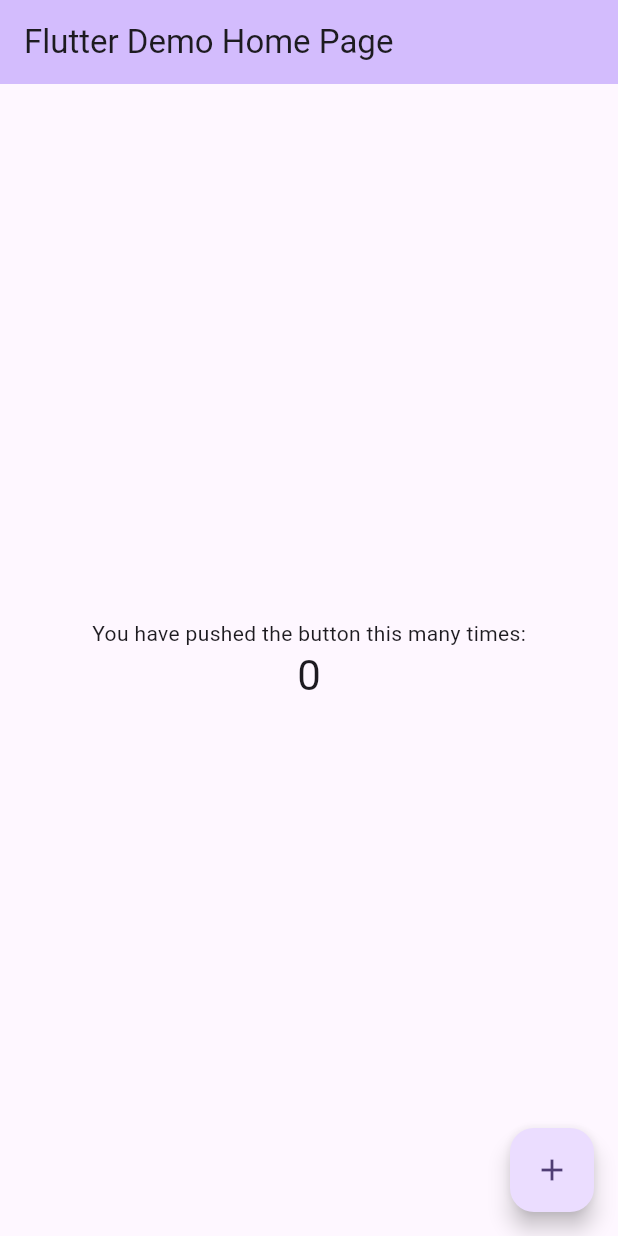
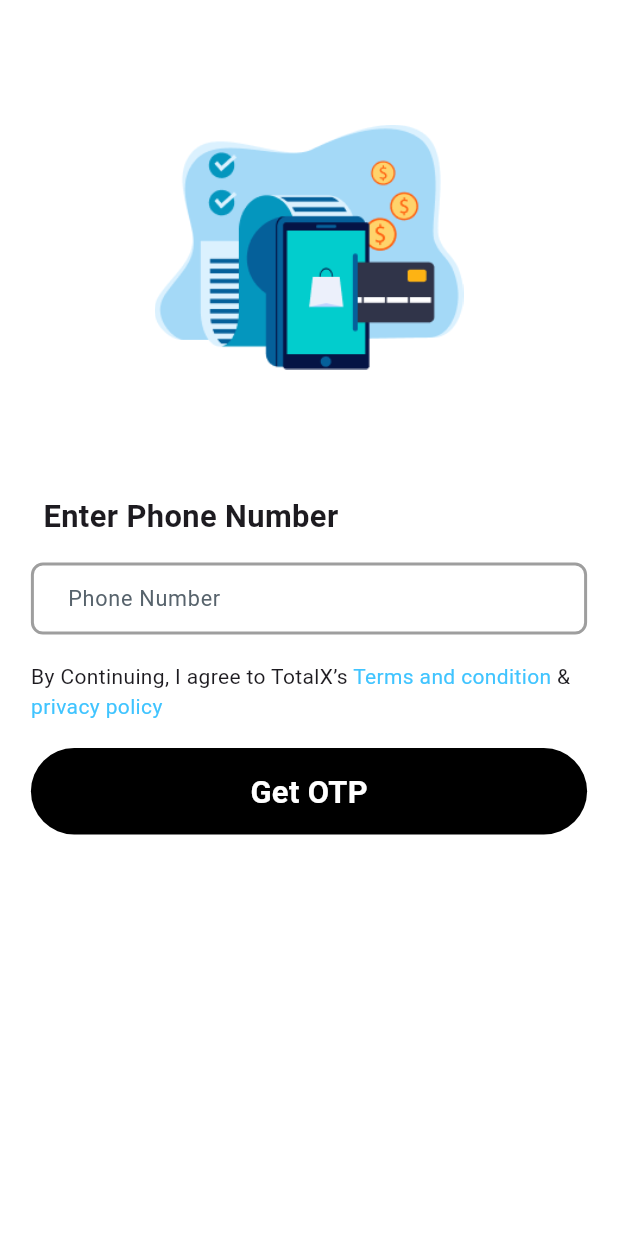
Before and after one commit to Jimshad008/TotalX_Task_App, a Flutter app: the screen it shows after launch, on a phone screen of 412 x 824 dp. Run offline on Flutter 3.47's test engine with Material 3 defaults, Android fonts, the phone set to English and light mode, and no system bars; our stand-ins replace bloc, cloud_firestore, firebase_auth, firebase_core, fpdart; accounts and stored records are empty; Roboto replaces fonts that are missing (Lexend Deca, Montserrat).

Commit message:
login Ui completed

```diff
--- /dev/null
+++ b/lib/core/error/exception.dart
@@ -0,0 +1,4 @@
+class ServerException implements Exception {
+  final String message;
+  const ServerException({required this.message});
+}
--- /dev/null
+++ b/lib/core/error/failure.dart
@@ -0,0 +1,4 @@
+class Failure {
+  final String message;
+  Failure({required this.message});
+}
--- /dev/null
+++ b/lib/feature/auth/presentation/bloc/auth_event.dart
@@ -0,0 +1,4 @@
+part of 'auth_bloc.dart';
+
+@immutable
+sealed class AuthEvent {}
--- /dev/null
+++ b/lib/feature/auth/presentation/bloc/auth_state.dart
@@ -0,0 +1,6 @@
+part of 'auth_bloc.dart';
+
+@immutable
+sealed class AuthState {}
+
+final class AuthInitial extends AuthState {}
--- /dev/null
+++ b/lib/feature/auth/presentation/pages/login_page.dart
@@ -0,0 +1,158 @@
+import 'package:flutter/material.dart';
+import 'package:flutter/services.dart';
+
+class LoginPage extends StatefulWidget {
+  const LoginPage({super.key});
+
+  @override
+  State<LoginPage> createState() => _LoginPageState();
+}
+
+class _LoginPageState extends State<LoginPage> {
+  final TextEditingController phoneNo=TextEditingController();
+  @override
+  Widget build(BuildContext context) {
+    var width=MediaQuery.of(context).size.width;
+    var height=MediaQuery.of(context).size.height;
+    return Scaffold(
+
+
+backgroundColor: Colors.black,
+      body: SafeArea(
+        child: SingleChildScrollView(
+          child: Container(
+            width: width,
+            height: height,
+            color: Colors.white,
+            child: Padding(
+              padding: EdgeInsets.only(right: width*0.05,left: width*0.05),
+              child: Column(
+                children: [
+                  SizedBox(
+                    width: width*0.5,
+                    height: height*0.4,
+                    child:Image.asset("assets/login_image.png",fit: BoxFit.contain,),
+
+                  ),
+                  Padding(
+                    padding:  EdgeInsets.only(left: width*0.02),
+                    child: SizedBox(
+                      width: width,
+                      child: Text(
+                        "Enter Phone Number",style: TextStyle(
+                        fontWeight: FontWeight.bold,fontFamily: "Montserrat",
+                        fontSize: width*0.05
+                      ),
+                      ),
+                    ),
+                  ),
+                  SizedBox(height: height*0.02,),
+                  SizedBox(
+                    width: width*0.9,
+                    height: height*0.08,
+                    child: TextFormField(
+
+                      keyboardType: TextInputType.number,
+                      inputFormatters: [
+                        FilteringTextInputFormatter.digitsOnly,
+                        LengthLimitingTextInputFormatter(10)
+                        ],
+                      cursorColor: Colors.grey,
+
+
+                      controller: phoneNo,
+                      obscureText: false,
+                      decoration: InputDecoration(
+                        labelText: 'Phone Number',
+                        labelStyle: TextStyle(
+                          fontFamily: 'Lexend Deca',
+                          color: const Color(0xFF57636C),
+                          fontSize: width*0.035,
+                          fontWeight: FontWeight.normal,
+                        ),
+                        hintText: 'Enter Phone Number *',
+                        hintStyle: TextStyle(
+                          fontFamily: 'Lexend Deca',
+                          color: const Color(0xFF57636C),
+
+                          fontSize: width*0.035,
+                          fontWeight: FontWeight.normal,
+                        ),
+                        border: OutlineInputBorder(
+                          borderSide: const BorderSide(
+                            color: Colors.grey,
+                            width: 2,
+                          ),
+                          borderRadius: BorderRadius.circular(8),
+                        ),
+                        errorBorder: OutlineInputBorder(
+                          borderSide: const BorderSide(
+                            color: Colors.grey,
+                            width: 2,
+                          ),
+                          borderRadius: BorderRadius.circular(8),
+                        ),
+                        enabledBorder: OutlineInputBorder(
+                          borderSide: const BorderSide(
+                            color: Colors.grey,
+                            width: 2,
+                          ),
+                          borderRadius: BorderRadius.circular(8),
+                        ),
+                        focusedBorder: OutlineInputBorder(
+                          borderSide:  BorderSide(
+                            color:Colors.blueAccent,
+                            width: 2,
+                          ),
+                          borderRadius: BorderRadius.circular(8),
+                        ),
+                        filled: true,
+                        fillColor: Colors.white,
+                        contentPadding: EdgeInsets.only(top: height*0.015,left: width*0.05),
+                      ),
+                      style:TextStyle(
+                        fontFamily: 'Lexend Deca',
+                        color: const Color(0xFF1D2429),
+                        fontSize: width*0.035,
+                        fontWeight: FontWeight.normal,
+                      ),
+                    ),
+                  ),
+                  SizedBox(
+                    width: width*0.9,
+                    height: height*0.05,
+                    child: Column(
+                      crossAxisAlignment: CrossAxisAlignment.start,
+                      children: [
+                        Row(
+                          children: [
+                            Text("By Continuing, I agree to TotalX’s",style: TextStyle(fontSize: width*0.034),),
+                            Text(" Terms and condition ",style: TextStyle(fontSize: width*0.034,color: Colors.lightBlueAccent)),
+                            Text("&",style: TextStyle(fontSize: width*0.034))
+
+                          ],
+                        ),
+                        Text("privacy policy",style: TextStyle(fontSize: width*0.034,color: Colors.lightBlueAccent),)
+                      ],
+                    ),
+                  ),
+                  SizedBox(height: height*0.02,),
+                  Container(
+                    width: width*0.9,
+                    height: height*0.07,
+                    decoration: BoxDecoration(
+                      color: Colors.black,
+                      borderRadius: BorderRadius.circular(width*0.08)
+                    ),
+                    child: Center(child: Text("Get OTP",style: TextStyle(fontSize: width*0.05,color: Colors.white,fontWeight: FontWeight.bold,fontFamily: "Montserrat",),)),
+                  )
+                ],
+              ),
+            ),
+          ),
+        ),
+
+      ),
+    );
+  }
+}
--- a/lib/main.dart
+++ b/lib/main.dart
@@ -1,125 +1,62 @@
+import 'package:cloud_firestore/cloud_firestore.dart';
+import 'package:firebase_core/firebase_core.dart';
+import 'package:flutter/cupertino.dart';
 import 'package:flutter/material.dart';
+import 'package:totalx_task/feature/auth/presentation/pages/login_page.dart';
 
-void main() {
+import 'firebase_options.dart';
+
+Future<void> main() async {
+  WidgetsFlutterBinding.ensureInitialized();
+  await Firebase.initializeApp(
+    options: DefaultFirebaseOptions.currentPlatform,
+
+  );
   runApp(const MyApp());
 }
 
 class MyApp extends StatelessWidget {
   const MyApp({super.key});
-
-  // This widget is the root of your application.
   @override
   Widget build(BuildContext context) {
     return MaterialApp(
-      title: 'Flutter Demo',
+
+      debugShowCheckedModeBanner: false,
+      title: 'TotalX Task App',
       theme: ThemeData(
-        // This is the theme of your application.
-        //
-        // TRY THIS: Try running your application with "flutter run". You'll see
-        // the application has a blue toolbar. Then, without quitting the app,
-        // try changing the seedColor in the colorScheme below to Colors.green
-        // and then invoke "hot reload" (save your changes or press the "hot
-        // reload" button in a Flutter-supported IDE, or press "r" if you used
-        // the command line to start the app).
-        //
-        // Notice that the counter didn't reset back to zero; the application
-        // state is not lost during the reload. To reset the state, use hot
-        // restart instead.
-        //
-        // This works for code too, not just values: Most code changes can be
-        // tested with just a hot reload.
         colorScheme: ColorScheme.fromSeed(seedColor: Colors.deepPurple),
         useMaterial3: true,
       ),
-      home: const MyHomePage(title: 'Flutter Demo Home Page'),
+      home: const MyHomePage(),
     );
   }
 }
 
 class MyHomePage extends StatefulWidget {
-  const MyHomePage({super.key, required this.title});
+  const MyHomePage({super.key});
 
-  // This widget is the home page of your application. It is stateful, meaning
-  // that it has a State object (defined below) that contains fields that affect
-  // how it looks.
-
-  // This class is the configuration for the state. It holds the values (in this
-  // case the title) provided by the parent (in this case the App widget) and
-  // used by the build method of the State. Fields in a Widget subclass are
-  // always marked "final".
-
-  final String title;
 
   @override
   State<MyHomePage> createState() => _MyHomePageState();
 }
 
 class _MyHomePageState extends State<MyHomePage> {
-  int _counter = 0;
-
-  void _incrementCounter() {
-    setState(() {
-      // This call to setState tells the Flutter framework that something has
-      // changed in this State, which causes it to rerun the build method below
-      // so that the display can reflect the updated values. If we changed
-      // _counter without calling setState(), then the build method would not be
-      // called again, and so nothing would appear to happen.
-      _counter++;
-    });
+  addData(){
+   Future.delayed(const Duration(seconds: 2)).then((value) =>
+   Navigator.pushAndRemoveUntil(context, CupertinoPageRoute(builder: (context) => const LoginPage(),), (route) => false));
   }
-
+@override
+  void initState() {
+ addData();
+    super.initState();
+  }
   @override
   Widget build(BuildContext context) {
-    // This method is rerun every time setState is called, for instance as done
-    // by the _incrementCounter method above.
-    //
-    // The Flutter framework has been optimized to make rerunning build methods
-    // fast, so that you can just rebuild anything that needs updating rather
-    // than having to individually change instances of widgets.
+    var width=MediaQuery.of(context).size.width;
+    var height=MediaQuery.of(context).size.height;
     return Scaffold(
-      appBar: AppBar(
-        // TRY THIS: Try changing the color here to a specific color (to
-        // Colors.amber, perhaps?) and trigger a hot reload to see the AppBar
-        // change color while the other colors stay the same.
-        backgroundColor: Theme.of(context).colorScheme.inversePrimary,
-        // Here we take the value from the MyHomePage object that was created by
-        // the App.build method, and use it to set our appbar title.
-        title: Text(widget.title),
-      ),
-      body: Center(
-        // Center is a layout widget. It takes a single child and positions it
-        // in the middle of the parent.
-        child: Column(
-          // Column is also a layout widget. It takes a list of children and
-          // arranges them vertically. By default, it sizes itself to fit its
-          // children horizontally, and tries to be as tall as its parent.
-          //
-          // Column has various properties to control how it sizes itself and
-          // how it positions its children. Here we use mainAxisAlignment to
-          // center the children vertically; the main axis here is the vertical
-          // axis because Columns are vertical (the cross axis would be
-          // horizontal).
-          //
-          // TRY THIS: Invoke "debug painting" (choose the "Toggle Debug Paint"
-          // action in the IDE, or press "p" in the console), to see the
-          // wireframe for each widget.
-          mainAxisAlignment: MainAxisAlignment.center,
-          children: <Widget>[
-            const Text(
-              'You have pushed the button this many times:',
-            ),
-            Text(
-              '$_counter',
-              style: Theme.of(context).textTheme.headlineMedium,
-            ),
-          ],
-        ),
-      ),
-      floatingActionButton: FloatingActionButton(
-        onPressed: _incrementCounter,
-        tooltip: 'Increment',
-        child: const Icon(Icons.add),
-      ), // This trailing comma makes auto-formatting nicer for build methods.
+     backgroundColor: Colors.black,
+      body: Center(child: Image.asset("assets/totalXlogotrans.png")),
     );
   }
 }
```
Also changed, not shown: lib/core/usecases/usecases.dart (added, +12 -0 lines), lib/core/utils/show_snackbar.dart (added, +11 -0 lines), lib/feature/auth/data/dataSource/auth_remote_data_source.dart (added, +45 -0 lines), lib/feature/auth/data/repository/auth_repository_implement.dart (added, +23 -0 lines), lib/feature/auth/domain/repository/auth_repository.dart (added, +12 -0 lines), lib/feature/auth/domain/usecases/user_login.dart (added, +18 -0 lines), lib/feature/auth/presentation/bloc/auth_bloc.dart (added, +13 -0 lines), pubspec.yaml (+9 -2 lines), assets/default_avatar.png (added), assets/login_image.png (added), assets/logo.png (added), assets/otp_image.png (added), assets/totalXlogotrans.png (added), lib/firebase_options.dart (added), 1 more files, 4 other files.
